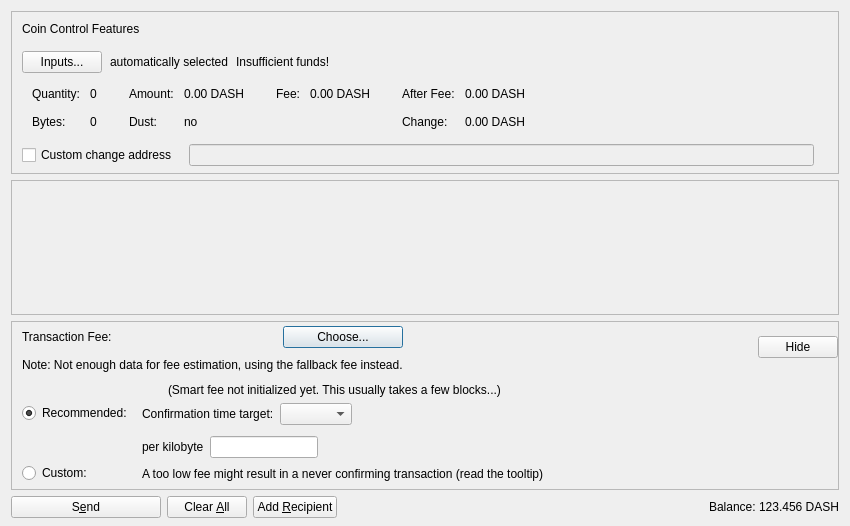
Qt form src/qt/forms/sendcoinsdialog.ui (LKSCOIN/lkscoin-core) before a commit.
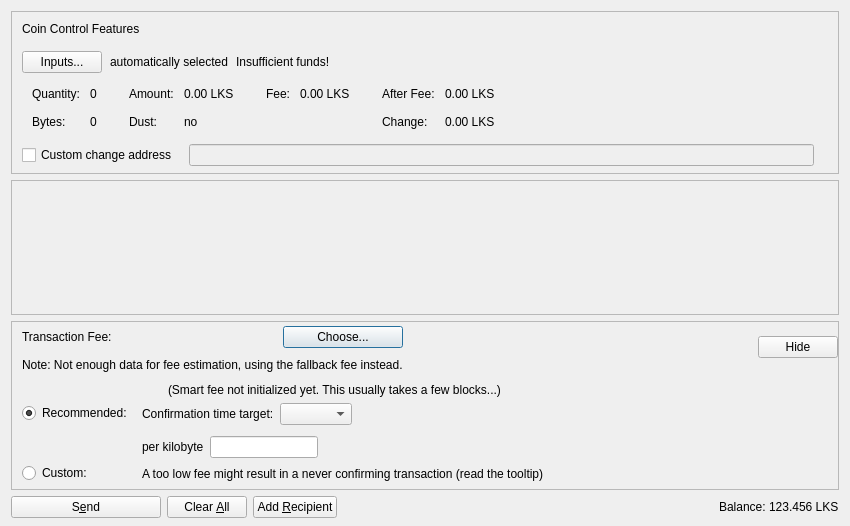
The same form after that commit. Custom widgets are drawn as their Qt base class.

Commit message:
rebrand: dash -> lks (mechanical, no behavior change)
Same script as the 0.17 port, with one fix: binary assets are now excluded from
the string replacement. The first port corrupted the bundled Montserrat fonts by
renaming the 'endash'/'emdash' glyph names inside the OTF files, which broke the
font table checksums and made lks-qt fail at startup with 'Failed to load
application fonts'.

External library names are preserved (bls-dash, univalue, leveldb, secp256k1).

The edit to the form file:
```diff
--- a/src/qt/forms/sendcoinsdialog.ui
+++ b/src/qt/forms/sendcoinsdialog.ui
@@ -288,7 +288,7 @@
                   <enum>Qt::ActionsContextMenu</enum>
                  </property>
                  <property name="text">
-                  <string notr="true">0.00 DASH</string>
+                  <string notr="true">0.00 LKS</string>
                  </property>
                  <property name="textInteractionFlags">
                   <set>Qt::LinksAccessibleByMouse|Qt::TextSelectableByKeyboard|Qt::TextSelectableByMouse</set>
@@ -356,7 +356,7 @@
                   <enum>Qt::ActionsContextMenu</enum>
                  </property>
                  <property name="text">
-                  <string notr="true">0.00 DASH</string>
+                  <string notr="true">0.00 LKS</string>
                  </property>
                  <property name="textInteractionFlags">
                   <set>Qt::LinksAccessibleByMouse|Qt::TextSelectableByKeyboard|Qt::TextSelectableByMouse</set>
@@ -401,7 +401,7 @@
                   <enum>Qt::ActionsContextMenu</enum>
                  </property>
                  <property name="text">
-                  <string notr="true">0.00 DASH</string>
+                  <string notr="true">0.00 LKS</string>
                  </property>
                  <property name="textInteractionFlags">
                   <set>Qt::LinksAccessibleByMouse|Qt::TextSelectableByKeyboard|Qt::TextSelectableByMouse</set>
@@ -424,7 +424,7 @@
                   <enum>Qt::ActionsContextMenu</enum>
                  </property>
                  <property name="text">
-                  <string notr="true">0.00 DASH</string>
+                  <string notr="true">0.00 LKS</string>
                  </property>
                  <property name="textInteractionFlags">
                   <set>Qt::LinksAccessibleByMouse|Qt::TextSelectableByKeyboard|Qt::TextSelectableByMouse</set>
@@ -1134,7 +1134,7 @@
           <cursorShape>IBeamCursor</cursorShape>
          </property>
          <property name="text">
-          <string notr="true">123.456 DASH</string>
+          <string notr="true">123.456 LKS</string>
          </property>
          <property name="textInteractionFlags">
           <set>Qt::LinksAccessibleByMouse|Qt::TextSelectableByKeyboard|Qt::TextSelectableByMouse</set>
```
Left out of the diff: 4 changed lines with no effect on the pictures. The commit also changes 763 other files.
